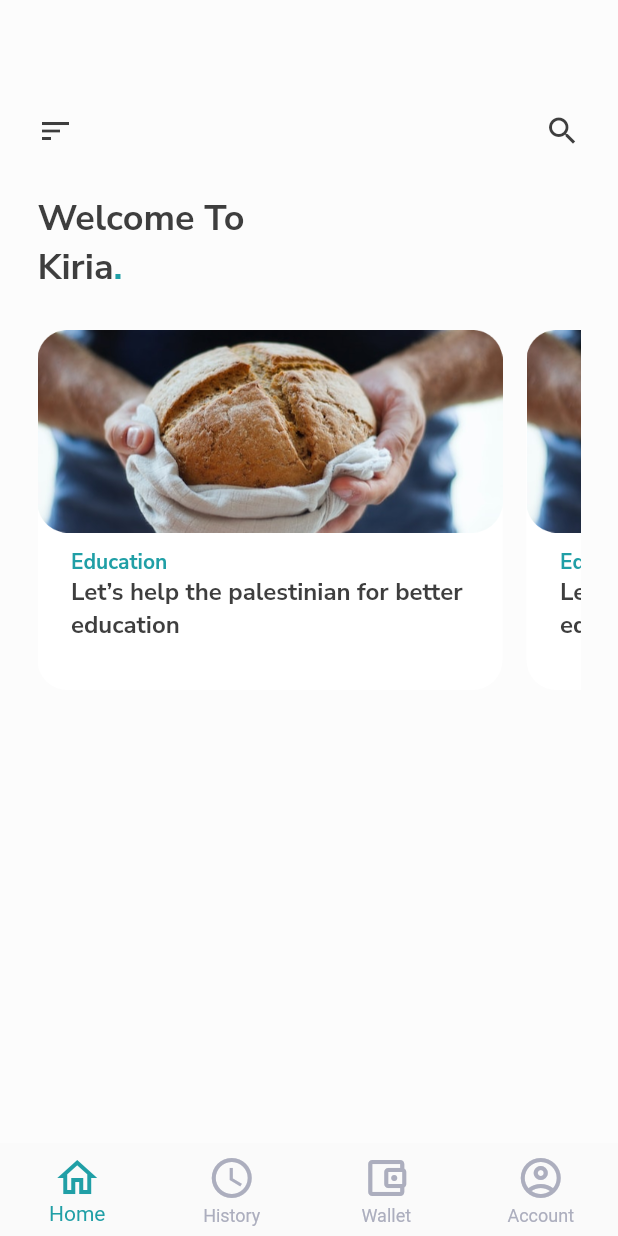
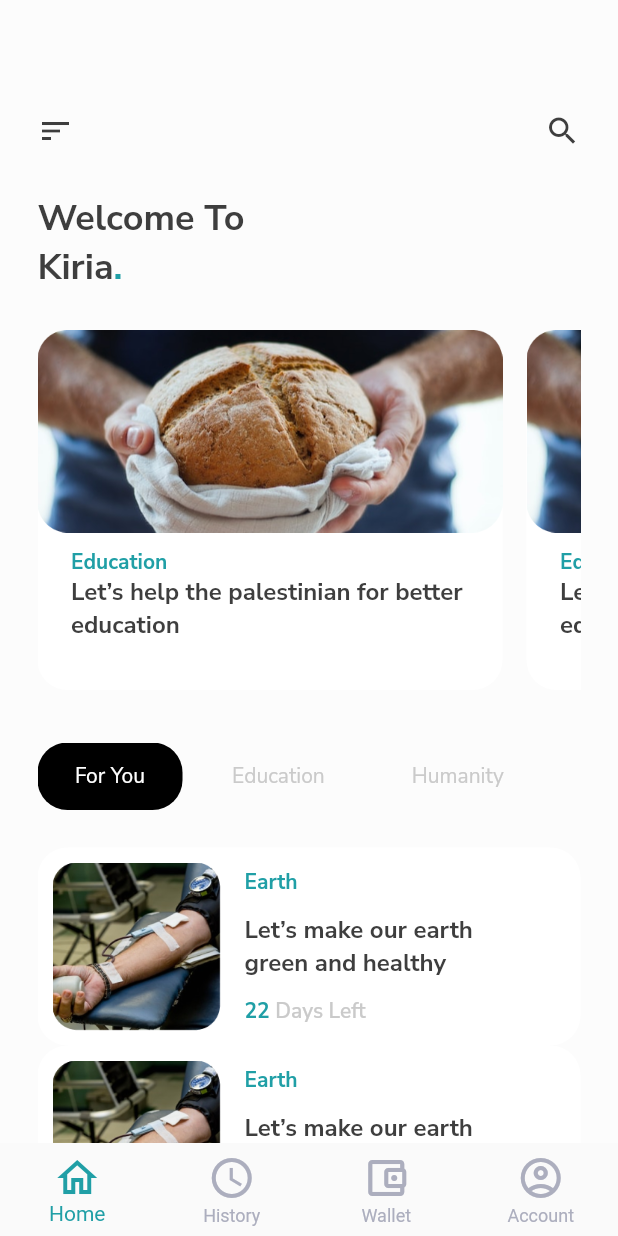
Before and after one commit to asrafilll/art-of-ui-slicing, a Flutter app: the screen it shows after launch, on a phone screen of 412 x 824 dp. Run offline on Flutter 3.47's test engine with Material 2 defaults, Android fonts, the phone set to English and light mode, and no system bars; our stand-ins replace google_fonts.

Commit message:
Homepage and Detail Donation Page done

```diff
--- a/lib/donation/commons/app_colors.dart
+++ b/lib/donation/commons/app_colors.dart
@@ -4,4 +4,5 @@ class AppColors {
   static const Color primaryColor = Color(0XFF209FA6);
   static const Color greyColor = Color(0XFFACAEBE);
   static const Color blackMain100 = Color(0XFF3E3E3E);
+  static const Color textGreyColor = Color(0XFFCACACA);
 }
--- a/lib/donation/main.dart
+++ b/lib/donation/main.dart
@@ -1,6 +1,6 @@
-import 'package:art_of_slicing/donation/account_page.dart';
+import 'package:art_of_slicing/donation/pages/account_page.dart';
 import 'package:art_of_slicing/donation/commons/app_colors.dart';
-import 'package:art_of_slicing/donation/home_page.dart';
+import 'package:art_of_slicing/donation/pages/home_page.dart';
 import 'package:flutter/material.dart';
 
 class DonationMainPage extends StatefulWidget {
--- a/lib/donation/home_page.dart
+++ b/lib/donation/pages/home_page.dart
@@ -1,5 +1,7 @@
 import 'package:art_of_slicing/donation/widgets/custom_nav_widget.dart';
 import 'package:art_of_slicing/donation/widgets/donation_card.dart';
+import 'package:art_of_slicing/donation/widgets/donation_category_widget.dart';
+import 'package:art_of_slicing/donation/widgets/donation_list_vertical_widget.dart';
 import 'package:art_of_slicing/donation/widgets/main_title.dart';
 import 'package:flutter/material.dart';
 
@@ -11,9 +13,10 @@ class DonationHomePage extends StatelessWidget {
     return Scaffold(
       backgroundColor: const Color(0XFFFCFCFC),
       body: Padding(
-        padding: const EdgeInsets.symmetric(
-          vertical: 75,
-          horizontal: 25,
+        padding: const EdgeInsets.only(
+          top: 75,
+          left: 25,
+          right: 25,
         ),
         child: SingleChildScrollView(
           child: Column(
@@ -32,7 +35,19 @@ class DonationHomePage extends StatelessWidget {
                   separatorBuilder: (context, index) =>
                       const SizedBox(width: 16),
                 ),
-              )
+              ),
+              const SizedBox(height: 35),
+              const DonationCategoryWidget(),
+              const SizedBox(height: 25),
+              ListView.separated(
+                shrinkWrap: true,
+                primary: false,
+                physics: const NeverScrollableScrollPhysics(),
+                itemCount: 6,
+                itemBuilder: (context, index) =>
+                    const DonationListVerticalWidget(),
+                separatorBuilder: (context, index) => const SizedBox(width: 16),
+              ),
             ],
           ),
         ),
--- /dev/null
+++ b/lib/donation/widgets/donation_category_widget.dart
@@ -0,0 +1,71 @@
+import 'package:art_of_slicing/donation/commons/app_colors.dart';
+import 'package:flutter/material.dart';
+import 'package:google_fonts/google_fonts.dart';
+
+class DonationCategoryWidget extends StatefulWidget {
+  const DonationCategoryWidget({super.key});
+
+  @override
+  State<DonationCategoryWidget> createState() => _DonationCategoryWidgetState();
+}
+
+class _DonationCategoryWidgetState extends State<DonationCategoryWidget> {
+  int current = 0;
+
+  void _onTap(int index) {
+    setState(() {
+      current = index;
+    });
+  }
+
+  List<String> dataCategory = [
+    'For You',
+    'Education',
+    'Humanity',
+    'Food',
+    'Pure Water',
+    'Home',
+    'Earth',
+    'Blood'
+  ];
+
+  @override
+  Widget build(BuildContext context) {
+    return SizedBox(
+      height: 45,
+      child: ListView.separated(
+        separatorBuilder: (context, index) => const SizedBox(width: 8),
+        scrollDirection: Axis.horizontal,
+        itemCount: dataCategory.length,
+        itemBuilder: (context, index) {
+          return InkWell(
+            onTap: () => _onTap(index),
+            child: Container(
+              padding: const EdgeInsets.symmetric(vertical: 8, horizontal: 25),
+              alignment: Alignment.center,
+              decoration: current == index
+                  ? BoxDecoration(
+                      color: Colors.black,
+                      borderRadius: BorderRadius.circular(20),
+                    )
+                  : BoxDecoration(
+                      color: Colors.transparent,
+                      borderRadius: BorderRadius.circular(20),
+                    ),
+              child: Text(
+                dataCategory[index],
+                style: current == index
+                    ? GoogleFonts.nunitoSans(
+                        color: Colors.white,
+                      )
+                    : GoogleFonts.nunitoSans(
+                        color: AppColors.textGreyColor,
+                      ),
+              ),
+            ),
+          );
+        },
+      ),
+    );
+  }
+}
--- /dev/null
+++ b/lib/donation/widgets/donation_list_vertical_widget.dart
@@ -0,0 +1,80 @@
+import 'package:art_of_slicing/donation/commons/app_colors.dart';
+import 'package:art_of_slicing/donation/pages/detail_donation_page.dart';
+import 'package:flutter/material.dart';
+import 'package:google_fonts/google_fonts.dart';
+
+class DonationListVerticalWidget extends StatelessWidget {
+  const DonationListVerticalWidget({super.key});
+
+  @override
+  Widget build(BuildContext context) {
+    return InkWell(
+      onTap: () {
+        Navigator.push(
+          context,
+          MaterialPageRoute(
+            builder: (builder) => const DetailDonationPage(),
+          ),
+        );
+      },
+      child: Container(
+        padding: const EdgeInsets.all(10),
+        height: 132,
+        decoration: BoxDecoration(
+          color: Colors.white,
+          borderRadius: BorderRadius.circular(20),
+        ),
+        child: Row(
+          crossAxisAlignment: CrossAxisAlignment.center,
+          children: [
+            Image.asset('assets/donation/donation_three.png'),
+            const SizedBox(width: 16),
+            Expanded(
+              child: Column(
+                mainAxisAlignment: MainAxisAlignment.spaceEvenly,
+                crossAxisAlignment: CrossAxisAlignment.start,
+                children: [
+                  Text(
+                    'Earth',
+                    style: GoogleFonts.nunitoSans(
+                      fontWeight: FontWeight.bold,
+                      color: AppColors.primaryColor,
+                    ),
+                  ),
+                  const SizedBox(height: 4),
+                  Text(
+                    'Let’s make our earth\ngreen and healthy',
+                    style: GoogleFonts.nunitoSans(
+                      fontWeight: FontWeight.bold,
+                      fontSize: 16,
+                      color: AppColors.blackMain100,
+                    ),
+                  ),
+                  const SizedBox(height: 4),
+                  RichText(
+                    text: TextSpan(
+                      text: '22',
+                      style: GoogleFonts.nunitoSans(
+                        fontWeight: FontWeight.bold,
+                        color: AppColors.primaryColor,
+                      ),
+                      children: [
+                        TextSpan(
+                          text: ' Days Left',
+                          style: GoogleFonts.nunitoSans(
+                            fontWeight: FontWeight.w600,
+                            color: AppColors.textGreyColor,
+                          ),
+                        )
+                      ],
+                    ),
+                  ),
+                ],
+              ),
+            )
+          ],
+        ),
+      ),
+    );
+  }
+}
```
Also changed, not shown: lib/donation/pages/detail_donation_page.dart (added, +83 -0 lines), lib/donation/widgets/body_detail_donation_widget.dart (added, +42 -0 lines), lib/donation/widgets/custom_donation_info_widget.dart (added, +58 -0 lines), lib/donation/widgets/header_detail_donation_widget.dart (added, +64 -0 lines), assets/donation/chart.png (added), assets/donation/send.png (added), lib/donation/pages/account_page.dart (renamed from lib/donation/account_page.dart).
